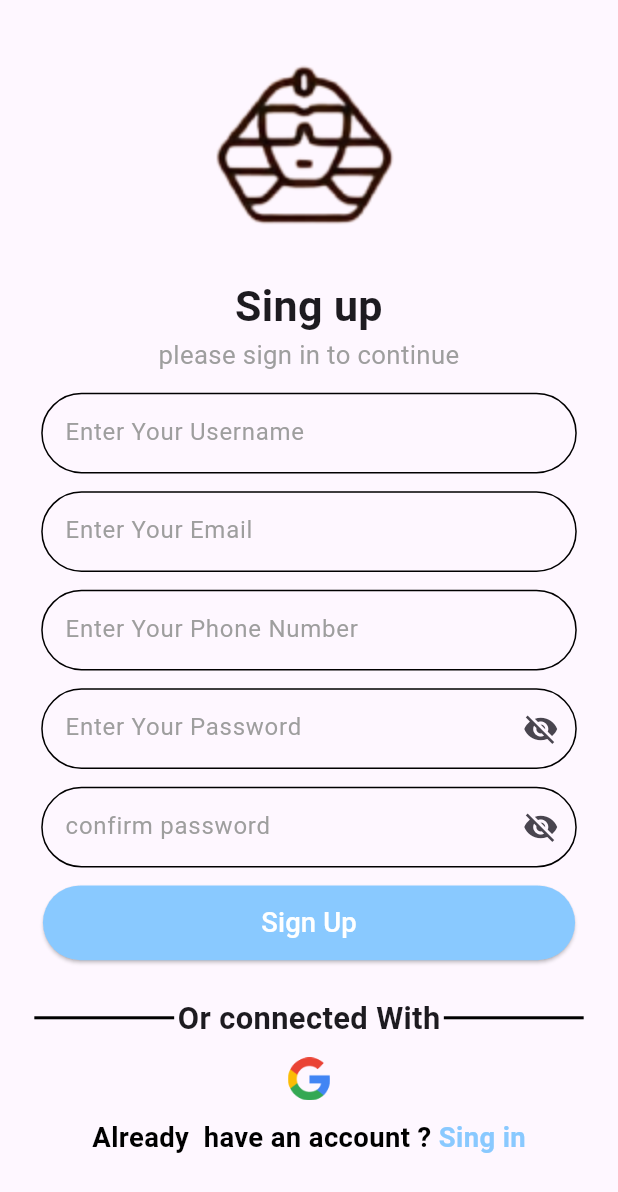
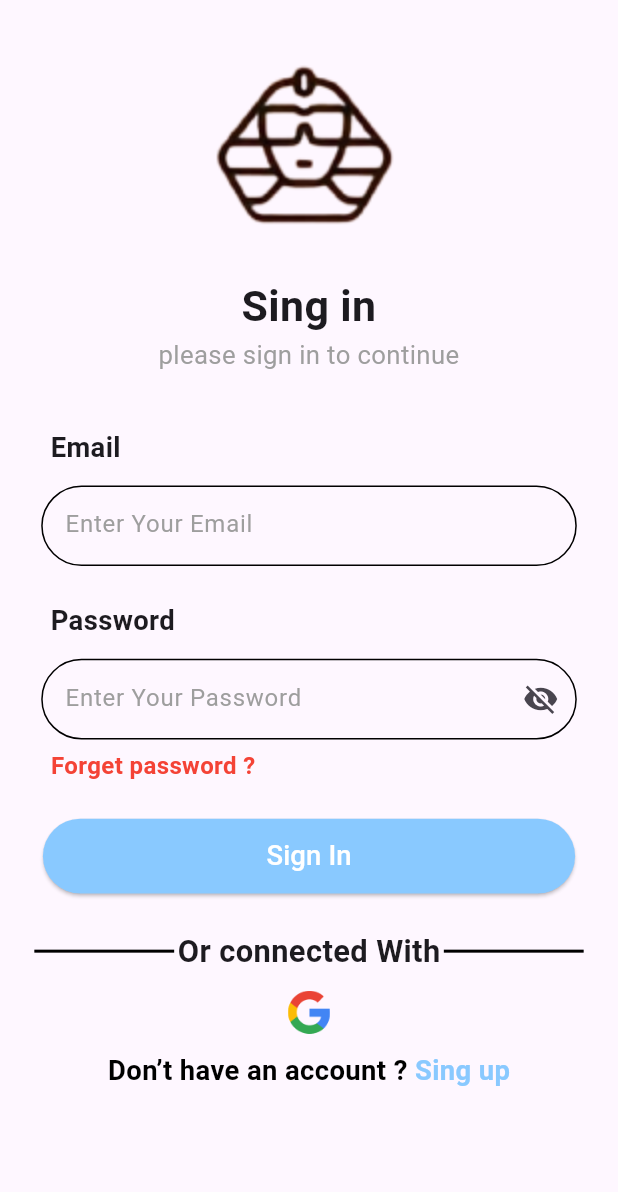
Before and after one commit to AbdelrahmanAyman1/egypt_tour, a Flutter app: the SingUp screen opened by its route, after a tap on "Sing in", on a phone screen of 412 x 824 dp. Shown: the top 1192 px of the screen. Run offline on Flutter 3.47's test engine with Material 3 defaults, Android fonts, the phone set to English and light mode, and no system bars; our stand-ins replace flutter_screenutil, google_fonts, material_design_icons_flutter.

Commit message:
finish sing in ui

```diff
--- a/lib/main.dart
+++ b/lib/main.dart
@@ -1,4 +1,5 @@
 import 'package:egypt_tour/screens/onboarding_screen.dart';
+import 'package:egypt_tour/screens/sing_in.dart';
 import 'package:egypt_tour/screens/sing_up.dart';
 import 'package:flutter/material.dart';
 import 'package:flutter_screenutil/flutter_screenutil.dart';
@@ -23,7 +24,8 @@ class MyApp extends StatelessWidget {
           initialRoute: OnBoarding.routeName,
           routes: {
             OnBoarding.routeName: (context) => const OnBoarding(),
-            SingUp.routeName: (context) => const SingUp()
+            SingUp.routeName: (context) => const SingUp(),
+            SingIn.routeName: (context) => const SingIn(),
           },
         );
       },
--- /dev/null
+++ b/lib/screens/sing_in.dart
@@ -0,0 +1,113 @@
+import 'package:egypt_tour/screens/sing_up.dart';
+import 'package:egypt_tour/widgets/sing_in_form.dart';
+import 'package:flutter/material.dart';
+import 'package:flutter_screenutil/flutter_screenutil.dart';
+import 'package:google_fonts/google_fonts.dart';
+
+import '../constant/constant.dart';
+import '../widgets/custom_button.dart';
+
+class SingIn extends StatelessWidget {
+  static String routeName = 'singIn';
+
+  const SingIn({super.key});
+
+  @override
+  Widget build(BuildContext context) {
+    return Scaffold(
+        body: SingleChildScrollView(
+      child: Column(
+        crossAxisAlignment: CrossAxisAlignment.stretch,
+        children: [
+          Center(
+            child: Image.asset(
+              'assets/images/logo.png',
+              height: 154.h,
+              width: 153.w,
+              fit: BoxFit.cover,
+            ),
+          ),
+          Text(
+            textAlign: TextAlign.center,
+            'Sing in',
+            style: GoogleFonts.radioCanada(
+                fontWeight: FontWeight.bold, fontSize: 25.sp),
+          ),
+          Text(
+            textAlign: TextAlign.center,
+            'please sign in to continue',
+            style: GoogleFonts.radioCanada(fontSize: 15.sp, color: Colors.grey),
+          ),
+          SizedBox(height: 30.h),
+          const SingInForm(),
+          SizedBox(height: 5.h),
+          Text(
+            '        Forget password ?',
+            style: GoogleFonts.radioCanada(
+                fontWeight: FontWeight.bold,
+                fontSize: 14.sp,
+                color: Colors.red),
+          ),
+          SizedBox(height: 10.h),
+          Padding(
+            padding: EdgeInsets.symmetric(horizontal: 25.w, vertical: 10.h),
+            child: const CustomButton(text: 'Sign In'),
+          ),
+          SizedBox(height: 10.h),
+          Row(
+            children: [
+              Expanded(
+                  child: Divider(
+                thickness: 2,
+                color: Colors.black,
+                endIndent: 2.w,
+                indent: 20.w,
+              )),
+              Text(
+                'Or connected With',
+                style: GoogleFonts.radioCanada(
+                    fontWeight: FontWeight.bold, fontSize: 18.sp),
+              ),
+              Expanded(
+                  child: Divider(
+                thickness: 2,
+                color: Colors.black,
+                endIndent: 20.w,
+                indent: 2.w,
+              )),
+            ],
+          ),
+          SizedBox(height: 10.h),
+          InkWell(
+              child: Image.asset('assets/images/google_logo.png',
+                  height: 24.h, width: 24.w)),
+          SizedBox(height: 10.h),
+          Row(
+            mainAxisAlignment: MainAxisAlignment.center,
+            children: [
+              Text(
+                'Don’t have an account ? ',
+                style: GoogleFonts.radioCanada(
+                    color: Colors.black,
+                    fontSize: 16.sp,
+                    fontWeight: FontWeight.bold),
+              ),
+              InkWell(
+                onTap: () {
+                  Navigator.pushReplacementNamed(context, SingUp.routeName);
+                },
+                child: Text(
+                  'Sing up',
+                  style: GoogleFonts.radioCanada(
+                      color: primaryColor,
+                      fontSize: 16.sp,
+                      fontWeight: FontWeight.bold),
+                ),
+              ),
+            ],
+          )
+        ],
+      ),
+    ));
+  }
+}
--- a/lib/screens/sing_up.dart
+++ b/lib/screens/sing_up.dart
@@ -1,4 +1,5 @@
 import 'package:egypt_tour/constant/constant.dart';
+import 'package:egypt_tour/screens/sing_in.dart';
 import 'package:egypt_tour/widgets/custom_button.dart';
 import 'package:egypt_tour/widgets/sing_up_form.dart';
 import 'package:flutter/material.dart';
@@ -33,7 +34,7 @@ class SingUp extends StatelessWidget {
             ),
             Text(
               textAlign: TextAlign.center,
-              'please sign in to continue',
+              'please sign up to continue',
               style:
                   GoogleFonts.radioCanada(fontSize: 15.sp, color: Colors.grey),
             ),
@@ -82,7 +83,9 @@ class SingUp extends StatelessWidget {
                       fontWeight: FontWeight.bold),
                 ),
                 InkWell(
-                  onTap: () {},
+                  onTap: () {
+                    Navigator.pushReplacementNamed(context, SingIn.routeName);
+                  },
                   child: Text(
                     'Sing in',
                     style: GoogleFonts.radioCanada(
--- /dev/null
+++ b/lib/widgets/sing_in_form.dart
@@ -0,0 +1,64 @@
+import 'package:flutter/material.dart';
+import 'package:flutter_screenutil/flutter_screenutil.dart';
+import 'package:google_fonts/google_fonts.dart';
+import 'package:material_design_icons_flutter/material_design_icons_flutter.dart';
+import 'custom_text_feild.dart';
+
+class SingInForm extends StatefulWidget {
+  const SingInForm({super.key});
+
+  @override
+  State<SingInForm> createState() => _SingInFormState();
+}
+
+class _SingInFormState extends State<SingInForm> {
+  bool passwordVisible = true;
+  IconData visibleIcon = Icons.visibility_off;
+
+  @override
+  Widget build(BuildContext context) {
+    return Column(
+      children: [
+        Align(
+            alignment: AlignmentDirectional.topStart,
+            child: Text(
+              '       Email',
+              style: GoogleFonts.radioCanada(
+                  fontWeight: FontWeight.bold, fontSize: 16.sp),
+            )),
+        SizedBox(height: 10.h),
+        const CustomTextField(
+            hint: 'Enter Your Email', keyboardType: TextInputType.emailAddress),
+        SizedBox(height: 20.h),
+        Align(
+            alignment: AlignmentDirectional.topStart,
+            child: Text(
+              '       Password',
+              style: GoogleFonts.radioCanada(
+                  fontWeight: FontWeight.bold, fontSize: 16.sp),
+            )),
+        SizedBox(height: 10.h),
+        CustomTextField(
+            hint: 'Enter Your Password',
+            obscureText: passwordVisible,
+            suffixIcon: IconButton(
+                onPressed: () {
+                  visiblePassword();
+                },
+                icon: Icon(visibleIcon))),
+      ],
+    );
+  }
+
+  void visiblePassword() {
+    setState(() {
+      if (passwordVisible == true) {
+        passwordVisible = false;
+        visibleIcon = Icons.visibility;
+      } else if (passwordVisible == false) {
+        passwordVisible = true;
+        visibleIcon = Icons.visibility_off;
+      }
+    });
+  }
+}
```
Also changed, not shown: lib/widgets/under_form_part.dart (added, +77 -0 lines).
